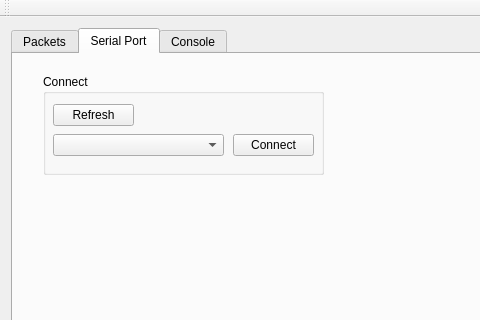
The window that loconet_test/train_rec/mainwindow.ui (ctag/cpe453) describes before a commit, drawn with Qt 5; both pictures show x 0 to 480 and y 0 to 320 of the 718 by 481 pixel window.
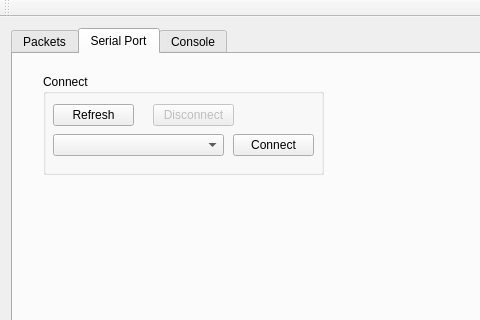
The same window after the commit.

Commit message: serial read/write

Patch:
```diff
--- a/loconet_test/train_rec/mainwindow.ui
+++ b/loconet_test/train_rec/mainwindow.ui
@@ -232,6 +232,22 @@
           <string>Refresh</string>
          </property>
         </widget>
+        <widget class="QPushButton" name="pushButton_serialDisconnect">
+         <property name="enabled">
+          <bool>false</bool>
+         </property>
+         <property name="geometry">
+          <rect>
+           <x>110</x>
+           <y>30</y>
+           <width>81</width>
+           <height>22</height>
+          </rect>
+         </property>
+         <property name="text">
+          <string>Disconnect</string>
+         </property>
+        </widget>
        </widget>
       </widget>
       <widget class="QWidget" name="tab_console">
```
The commit also changes 4 other files.
